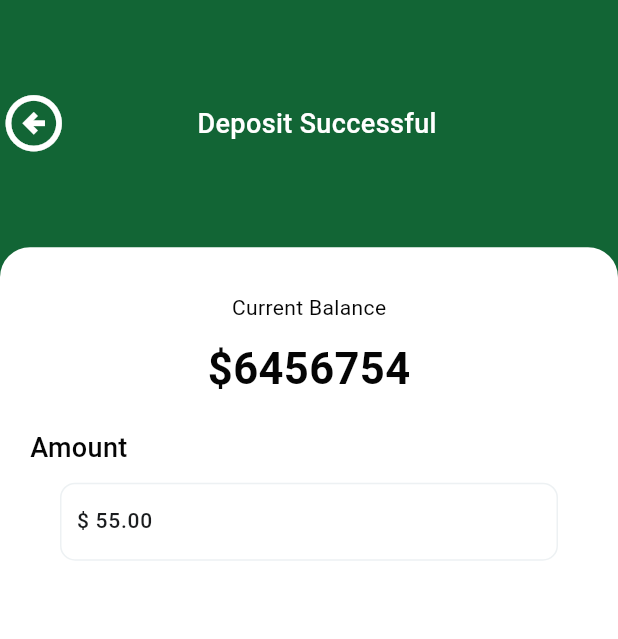
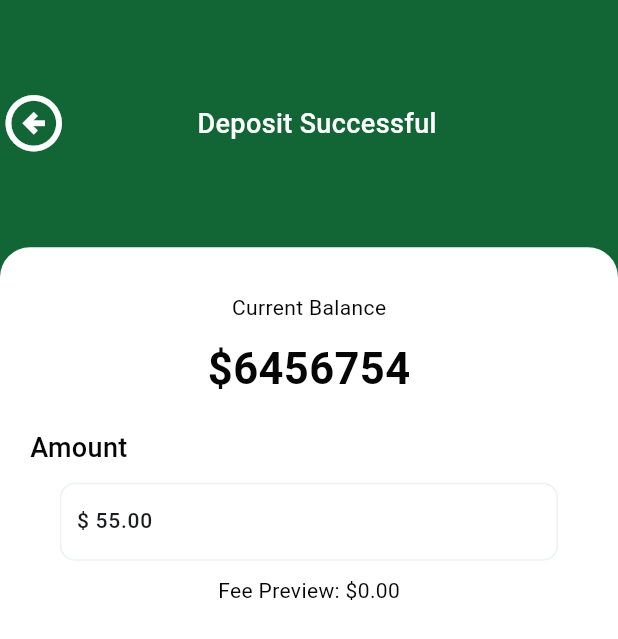
Before and after one commit to rayhantmt/schultzim, a Flutter app: the WithdrawView screen opened by its route, on a phone screen of 412 x 824 dp. Shown: the top 639 px of the screen. Run offline on Flutter 3.47's test engine with Material 3 defaults, Android fonts, the phone set to English and light mode, and no system bars; our stand-ins replace country_code_picker, flutter_svg, get.

Commit message:
added the fee preview

```diff
--- a/lib/app/modules/withdraw/withdraw_view.dart
+++ b/lib/app/modules/withdraw/withdraw_view.dart
@@ -84,6 +84,14 @@ class WithdrawView extends StatelessWidget {
                             obsecuretext: false,
                             keyboardtype: TextInputType.number,
                           ),
+                          SizedBox(height: 10),
+                          Text('Fee Preview: \$0.00',
+                          style: TextStyle(
+                            fontWeight: FontWeight.w400,
+                            fontSize: 14,
+                            color: Color(0xff050505)
+                          ),
+                          )
                     ],
                   ),
                 ),
```
